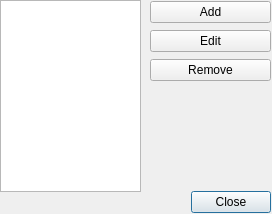
Above: ui/profile_manager.ui from gitter-badger/simplechatclient before the change. Below: the same form after it.
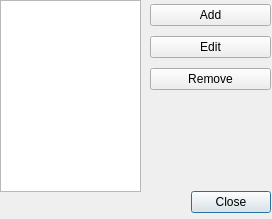
That is the form after the change. Icons and pictures are not drawn.

Patch:
```diff
--- a/ui/profile_manager.ui
+++ b/ui/profile_manager.ui
@@ -7,19 +7,19 @@
     <x>0</x>
     <y>0</y>
     <width>272</width>
-    <height>214</height>
+    <height>219</height>
    </rect>
   </property>
   <property name="minimumSize">
    <size>
     <width>272</width>
-    <height>214</height>
+    <height>219</height>
    </size>
   </property>
   <property name="maximumSize">
    <size>
     <width>272</width>
-    <height>214</height>
+    <height>219</height>
    </size>
   </property>
   <property name="windowTitle">
@@ -58,7 +58,7 @@
      <x>150</x>
      <y>0</y>
      <width>121</width>
-     <height>82</height>
+     <height>95</height>
     </rect>
    </property>
    <layout class="QVBoxLayout" name="verticalLayout">
```
